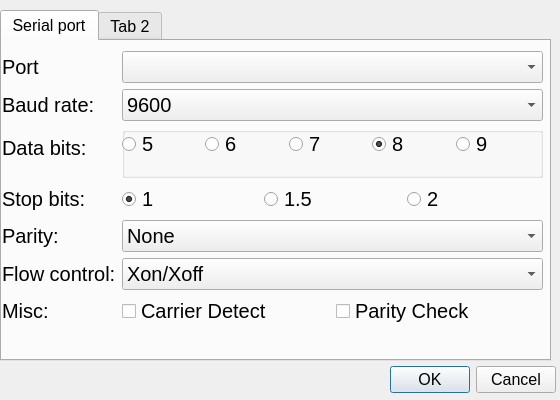
The window that src/gui/settingsdialog.ui (federeghe/olinuxino-aerolab) describes before a commit, drawn with Qt 5.
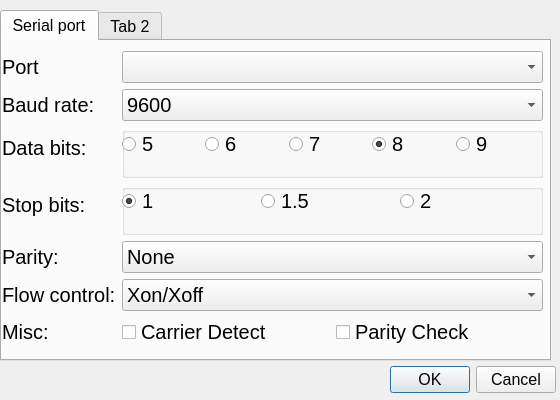
The same window after the commit.

Commit message: Change to C++11 / Development of settings dialog

```diff
--- a/src/gui/settingsdialog.ui
+++ b/src/gui/settingsdialog.ui
@@ -301,7 +301,30 @@
        </widget>
       </item>
       <item row="3" column="1">
-       <layout class="QHBoxLayout" name="horizontalLayout_2">
+       <widget class="QGroupBox" name="stopGroupBox">
+        <property name="font">
+         <font>
+          <pointsize>15</pointsize>
+         </font>
+        </property>
+        <property name="title">
+         <string/>
+        </property>
+        <widget class="QWidget" name="horizontalLayoutWidget">
+         <property name="geometry">
+          <rect>
+           <x>0</x>
+           <y>0</y>
+           <width>411</width>
+           <height>35</height>
+          </rect>
+         </property>
+         <property name="font">
+          <font>
+           <pointsize>15</pointsize>
+          </font>
+         </property>
+         <layout class="QHBoxLayout" name="stopHLBox">
         <item>
          <widget class="QRadioButton" name="stopbits1Radio">
           <property name="font">
@@ -342,6 +365,8 @@
          </widget>
         </item>
        </layout>
+        </widget>
+       </widget>
       </item>
       <item row="4" column="0">
        <widget class="QLabel" name="paritybitsLbl">
```
Left out of the diff: 4 changed lines with no effect on the pictures. Lines whose indentation alone changed are shown as unchanged. The commit also changes 6 other files.
